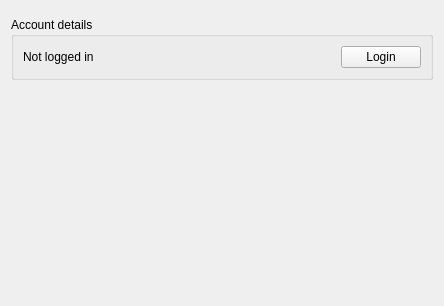
The window that src/internet/vkontaktesettingspage.ui (blackjack/clementine) describes before a commit, drawn with Qt 5.
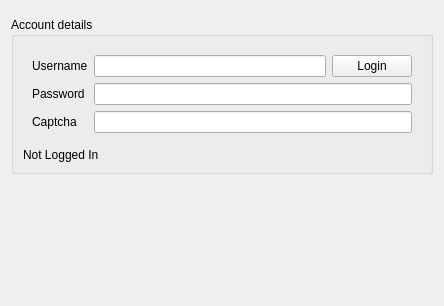
The same window after the commit. Custom widgets are drawn as their Qt base class.

The edit to the form file:
```diff
--- a/src/internet/vkontaktesettingspage.ui
+++ b/src/internet/vkontaktesettingspage.ui
@@ -31,30 +31,58 @@
         <property name="enabled">
          <bool>true</bool>
         </property>
-        <layout class="QGridLayout" name="gridLayout" columnstretch="1,0">
-         <property name="margin">
-          <number>0</number>
-         </property>
-         <item row="2" column="1">
+        <layout class="QGridLayout" name="gridLayout_2">
+         <item row="0" column="0">
+          <widget class="QLabel" name="username_label">
+           <property name="text">
+            <string>Username</string>
+           </property>
+          </widget>
+         </item>
+         <item row="0" column="1">
+          <widget class="QLineEdit" name="username"/>
+         </item>
+         <item row="0" column="2">
           <widget class="QPushButton" name="login">
            <property name="text">
             <string>Login</string>
            </property>
           </widget>
          </item>
+         <item row="1" column="0">
+          <widget class="QLabel" name="password_label">
+           <property name="text">
+            <string>Password</string>
+           </property>
+          </widget>
+         </item>
+         <item row="1" column="1" colspan="2">
+          <widget class="QLineEdit" name="password">
+           <property name="echoMode">
+            <enum>QLineEdit::Password</enum>
+           </property>
+          </widget>
+         </item>
+         <item row="2" column="1" colspan="2">
+          <widget class="QLineEdit" name="captcha"/>
+         </item>
          <item row="2" column="0">
-          <widget class="QLabel" name="details_label">
-           <property name="enabled">
-            <bool>true</bool>
-           </property>
+          <widget class="QLabel" name="captcha_label">
            <property name="text">
-            <string>Not logged in</string>
+            <string>Captcha</string>
            </property>
           </widget>
          </item>
         </layout>
        </widget>
       </item>
+      <item row="1" column="0">
+       <widget class="QLabel" name="details_label">
+        <property name="text">
+         <string>Not Logged In</string>
+        </property>
+       </widget>
+      </item>
      </layout>
     </widget>
    </item>
```
